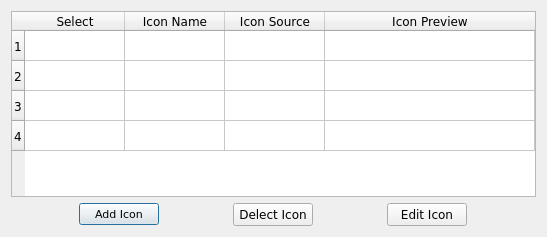
Above: ui/icon_configuration.ui from CS4311-spring-2020/pick-tool-team14-keikaku before the change. Below: the same form after it.
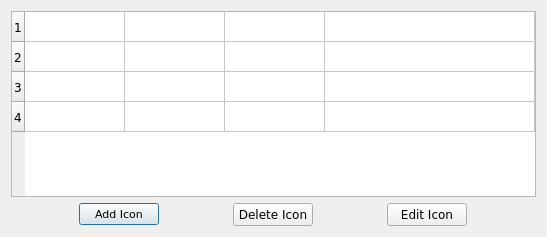
That is the form after the change.

What changed in the file:
```diff
--- a/ui/icon_configuration.ui
+++ b/ui/icon_configuration.ui
@@ -102,7 +102,7 @@
       <number>4</number>
      </property>
      <attribute name="horizontalHeaderVisible">
-      <bool>true</bool>
+      <bool>false</bool>
      </attribute>
      <attribute name="horizontalHeaderCascadingSectionResizes">
       <bool>false</bool>
@@ -266,7 +266,7 @@
         </font>
        </property>
        <property name="text">
-        <string>Delect Icon</string>
+        <string>Delete Icon</string>
        </property>
       </widget>
      </item>
```
